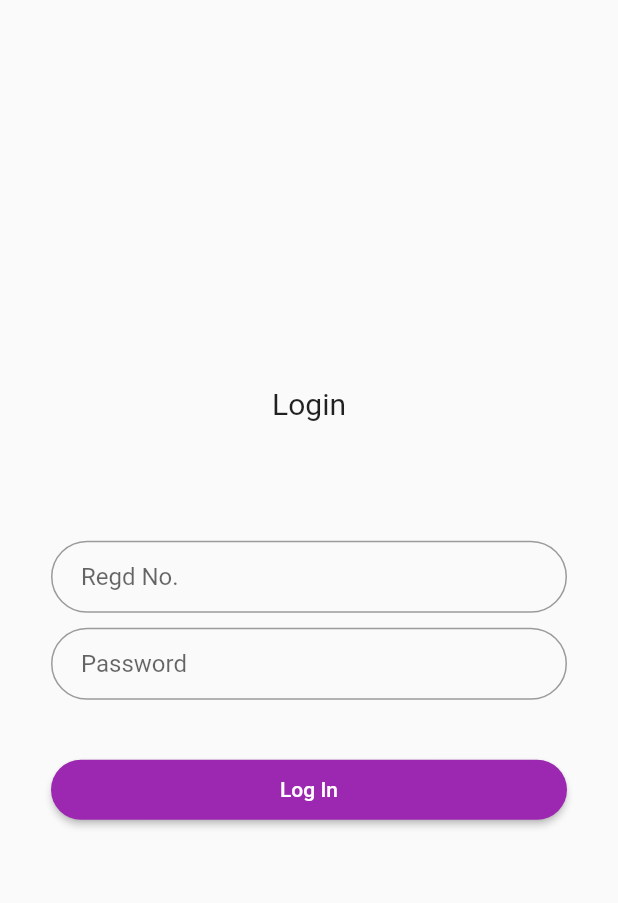
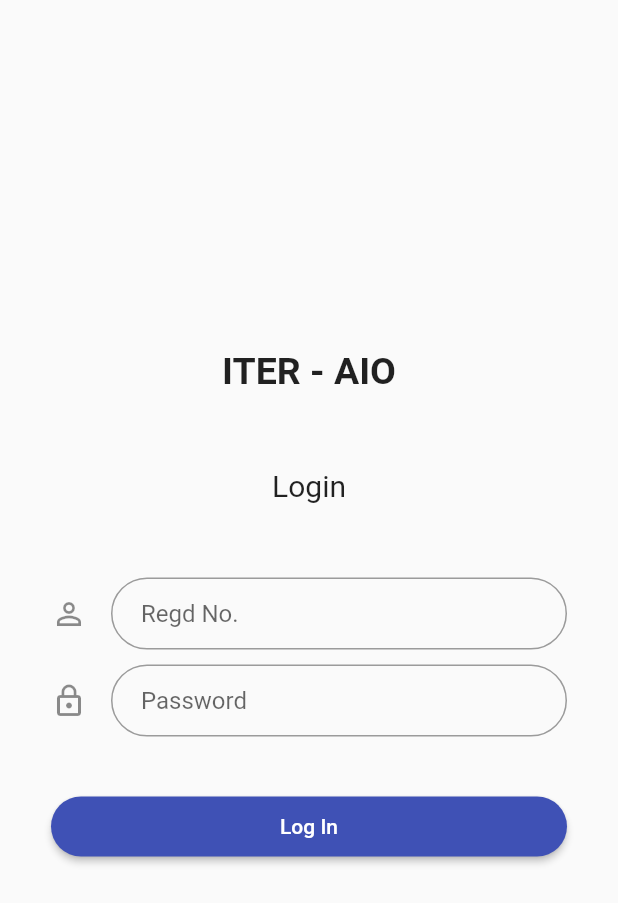
Before and after one commit to KejariwalAyush/ITER-AIO, a Flutter app: the screen it shows after launch, on a phone screen of 412 x 824 dp. Shown: the top 903 px of the screen. Run offline on Flutter 3.47's test engine with Material 2 defaults, Android fonts, the phone set to English and light mode, and no system bars; our stand-ins replace chewie, fluttertoast, shared_preferences, splashscreen, video_player, webview_flutter.

```diff
--- a/iter_aio/lib/MyHomePage.dart
+++ b/iter_aio/lib/MyHomePage.dart
@@ -5,13 +5,13 @@ import 'package:flutter/material.dart';
 import 'package:fluttertoast/fluttertoast.dart';
 import 'package:http/http.dart' as http;
 import 'package:iteraio/Themes/Theme.dart';
-// import 'package:iteraio/components/login.dart';
 import 'package:iteraio/components/courses.dart';
 import 'package:iteraio/components/planBunk.dart';
 import 'package:iteraio/components/result.dart';
-
 import 'package:html/parser.dart';
 import 'package:iteraio/components/settings.dart';
+import 'package:iteraio/main.dart';
+import 'package:shared_preferences/shared_preferences.dart';
 
 var attendData, infoData;
 var resultData, courseData;
@@ -27,22 +27,44 @@ class MyHomePage extends StatefulWidget {
 var isLoggedIn = false, dataLoading = false;
 
 class _MyHomePageState extends State<MyHomePage> {
-  // var c1 = Color(0x0e0f3b);
-  // var c2 = Color(0x07407b);
-  // var c3 = Color(0x7fcdee);
-  // var c4 = Color(0xf7931e);
-  // var c5 = Color(0xffffff);
-  // @override
-  // void initState() {
-  //   setState(() {
-  //     colorDark = colorDark1;
-  //     themeDark = themeDark1;
+  var _isLoggingIn = false;
+  @override
+  void initState() {
+    setState(() {
+      _getCredentials();
+    });
+    super.initState();
+  }
 
-  //     colorLight = colorLight1;
-  //     themeLight = themeLight1;
-  //   });
-  //   super.initState();
-  // }
+  _setCredentials() async {
+    final SharedPreferences prefs = await SharedPreferences.getInstance();
+    await prefs.setString('regd', regdNo);
+    await prefs.setString('password', password);
+  }
+
+  _resetCredentials() async {
+    final SharedPreferences prefs = await SharedPreferences.getInstance();
+    // await prefs.setString('regd', regdNo);
+    // await prefs.setString('password', password);
+    prefs.remove('regd');
+    prefs.remove('password');
+  }
+
+  _getCredentials() async {
+    final SharedPreferences prefs = await SharedPreferences.getInstance();
+    setState(() {
+      regdNo = prefs.getString('regd');
+      password = prefs.getString('password');
+      if (regdNo != null && password != null && appStarted) {
+        appStarted = false;
+        isLoading = true;
+        _isLoggingIn = true;
+        getData();
+        // getResult();
+      }
+      // print('$regdNo : $password');
+    });
+  }
 
   @override
   Widget build(BuildContext context) {
@@ -57,6 +79,19 @@ class _MyHomePageState extends State<MyHomePage> {
                 children: <Widget>[
                   Center(
                     child: Text(
+                      'ITER - AIO',
+                      textAlign: TextAlign.center,
+                      style: TextStyle(
+                        fontSize: 25,
+                        fontWeight: FontWeight.bold,
+                      ),
+                    ),
+                  ),
+                  SizedBox(
+                    height: 50,
+                  ),
+                  Center(
+                    child: Text(
                       'Login',
                       textAlign: TextAlign.center,
                       style: TextStyle(
@@ -65,19 +100,24 @@ class _MyHomePageState extends State<MyHomePage> {
                     ),
                   ),
                   SizedBox(
-                    height: 80,
+                    height: 50,
                   ),
                   TextFormField(
                     keyboardType: TextInputType.number,
                     textInputAction: TextInputAction.next,
                     autofocus: false,
                     initialValue: regdNo,
+                    cursorColor: themeDark,
                     onChanged: (String str) {
                       regdNo = str;
                     },
                     decoration: InputDecoration(
                       alignLabelWithHint: true,
+                      icon: Icon(Icons.person_outline),
                       hintText: 'Regd No.',
+                      fillColor: themeDark,
+                      focusColor: themeDark,
+                      hoverColor: themeDark,
                       contentPadding:
                           EdgeInsets.fromLTRB(20.0, 10.0, 20.0, 10.0),
                       border: OutlineInputBorder(
@@ -92,13 +132,18 @@ class _MyHomePageState extends State<MyHomePage> {
                     textInputAction: TextInputAction.done,
                     autofocus: false,
                     initialValue: password,
+                    cursorColor: themeDark,
                     onChanged: (String str) {
                       password = str;
                     },
                     obscureText: true,
                     decoration: InputDecoration(
                       alignLabelWithHint: true,
+                      icon: Icon(Icons.lock_outline),
                       hintText: 'Password',
+                      fillColor: themeDark,
+                      focusColor: themeDark,
+                      hoverColor: themeDark,
                       contentPadding:
                           EdgeInsets.fromLTRB(20.0, 10.0, 20.0, 10.0),
                       border: OutlineInputBorder(
@@ -110,41 +155,38 @@ class _MyHomePageState extends State<MyHomePage> {
                   ),
                   Padding(
                     padding: EdgeInsets.symmetric(vertical: 16.0),
-                    child: RaisedButton(
+                    child: _isLoggingIn && regdNo != null && password != null
+                        ? Center(
+                            child: CircularProgressIndicator(
+                            backgroundColor: themeDark,
+                          ))
+                        : RaisedButton(
                             shape: RoundedRectangleBorder(
                               borderRadius: BorderRadius.circular(24),
                             ),
                             onPressed: () {
                               print('$regdNo : $password');
+                              _setCredentials();
                               attendData = null;
                               resultData = null;
                               name = null;
                               sem = null;
                               infoData = null;
-                        Fluttertoast.showToast(
-                          msg: "Loading...",
-                          toastLength: Toast.LENGTH_LONG,
-                          gravity: ToastGravity.CENTER,
-                          timeInSecForIosWeb: 1500,
-                          backgroundColor: Colors.blueGrey,
-                          textColor: Colors.white,
-                          fontSize: 20.0,
-                        );
                               setState(() {
                                 isLoading = true;
+                                _isLoggingIn = true;
                                 getData();
                                 getResult();
                                 // isLoggedIn = true;
                               });
-                        // Navigator.of(context).push(MaterialPageRoute(
-                        //     builder: (context) => MyHomePage()));
                             },
                             padding: EdgeInsets.all(12),
-                      color: Theme.of(context).brightness == Brightness.light
+                            color:
+                                Theme.of(context).brightness == Brightness.light
                                     ? themeLight
                                     : themeDark,
-                      child:
-                          Text('Log In', style: TextStyle(color: Colors.white)),
+                            child: Text('Log In',
+                                style: TextStyle(color: Colors.white)),
                           ),
                   ),
                 ],
@@ -653,6 +695,9 @@ class _MyHomePageState extends State<MyHomePage> {
                 sem = null,
                 infoData = null,
                 isLoggedIn = false,
+                regdNo = null,
+                password = null,
+                _resetCredentials(),
                 Fluttertoast.showToast(
                   msg: "Logged out!",
                   toastLength: Toast.LENGTH_SHORT,
--- a/iter_aio/lib/Themes/Theme.dart
+++ b/iter_aio/lib/Themes/Theme.dart
@@ -24,8 +24,14 @@ Color themeDark3 = Colors.red;
 Color colorLight3 = Colors.orange[200];
 Color themeLight3 = Colors.orange;
 
-Color colorDark = colorDark1;
-Color themeDark = themeDark1;
+Color colorDark4 = Colors.green[600];
+Color themeDark4 = Colors.green;
 
-Color colorLight = colorLight1;
-Color themeLight = themeLight1;
+Color colorLight4 = Colors.pink[300];
+Color themeLight4 = Colors.pink;
+
+Color colorDark = colorDark2;
+Color themeDark = themeDark2;
+
+Color colorLight = colorDark2;
+Color themeLight = themeDark2;
--- a/iter_aio/lib/main.dart
+++ b/iter_aio/lib/main.dart
@@ -1,17 +1,41 @@
 import 'package:flutter/material.dart';
 import 'package:iteraio/MyHomePage.dart';
 import 'package:iteraio/Themes/Theme.dart';
+import 'package:shared_preferences/shared_preferences.dart';
+import 'package:splashscreen/splashscreen.dart';
 
 void main() {
   runApp(MyApp());
 }
 
-class MyApp extends StatelessWidget {
+var appStarted = true;
+
+class MyApp extends StatefulWidget {
   // This widget is the root of your application.
+  @override
+  _MyAppState createState() => _MyAppState();
+}
+
+class _MyAppState extends State<MyApp> {
+  @override
+  void initState() {
+    setState(() {
+      _getCredentials();
+    });
+    super.initState();
+  }
+
+  _getCredentials() async {
+    final SharedPreferences prefs = await SharedPreferences.getInstance();
+    regdNo = prefs.getString('regd');
+    password = prefs.getString('password');
+  }
+
   @override
   Widget build(BuildContext context) {
     return MaterialApp(
         title: 'ITER-AIO',
+        themeMode: ThemeMode.system,
         theme: ThemeData(
             primarySwatch: themeLight,
             visualDensity: VisualDensity.adaptivePlatformDensity,
@@ -19,13 +43,32 @@ class MyApp extends StatelessWidget {
         darkTheme: ThemeData(
           primarySwatch: themeDark,
           visualDensity: VisualDensity.adaptivePlatformDensity,
-        brightness: Brightness.dark,
-        appBarTheme: AppBarTheme(color: themeDark
-            // Color.fromRGBO(127, 205, 238, 70),
+          brightness: Brightness.dark, //primaryColor: themeDark,
+          appBarTheme: AppBarTheme(color: themeDark),
+        ),
+        debugShowCheckedModeBanner: false,
+        home: SplashScreen(
+          seconds: 1,
+          //isLoading?sec:1,
+          navigateAfterSeconds: MyHomePage(),
+          title: new Text(
+            'ITER AIO\n\nAn all-in-one app for ITER',
+            textAlign: TextAlign.center,
+            style: new TextStyle(
+              fontWeight: FontWeight.bold,
+              fontSize: 25.0,
+              color: Colors.white70,
             ),
           ),
-      debugShowCheckedModeBanner: false,
-      home: MyHomePage(),
-    );
+          backgroundColor: themeDark,
+          styleTextUnderTheLoader: new TextStyle(),
+          // photoSize: 180.0,
+          loaderColor: Colors.white,
+          loadingText: Text(
+            'LOADING...',
+            textAlign: TextAlign.center,
+            style: TextStyle(fontSize: 16),
+          ),
+        ));
   }
 }
--- a/iter_aio/pubspec.yaml
+++ b/iter_aio/pubspec.yaml
@@ -19,6 +19,8 @@ dependencies:
     sdk: flutter
 
   cupertino_icons: ^0.1.3
+  shared_preferences: ^0.5.7+3
+  splashscreen:
 
 dev_dependencies:
   flutter_test:
```
Also changed, not shown: iter_aio/lib/components/settings.dart (+57 -1 lines), iter_aio/pubspec.lock. Lines whose indentation alone changed are shown as unchanged.
